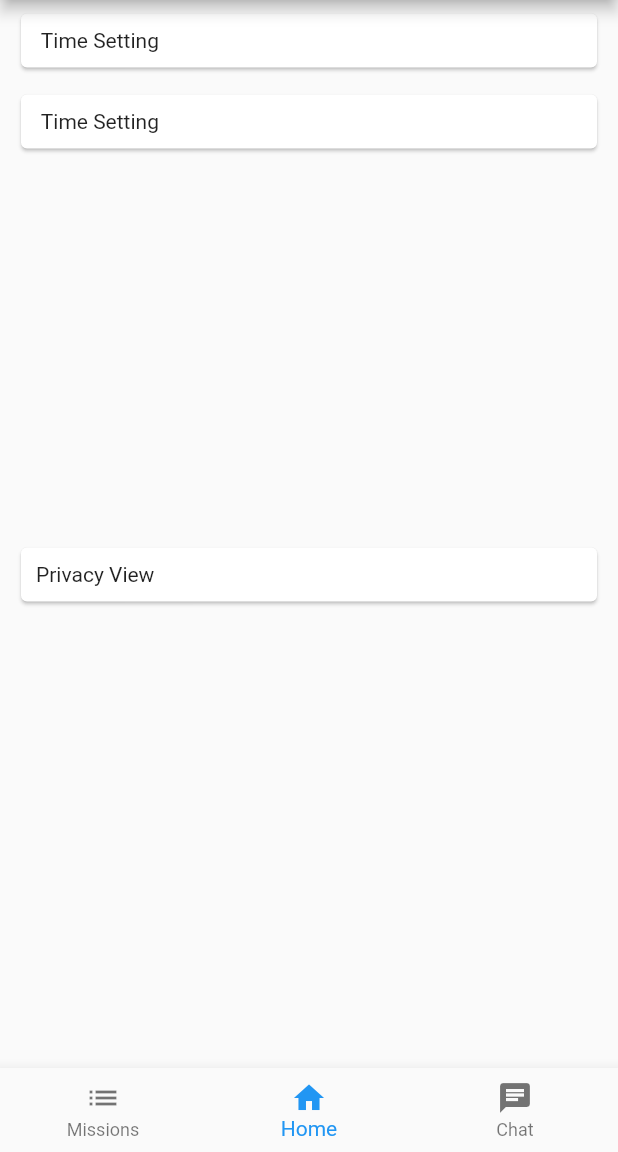
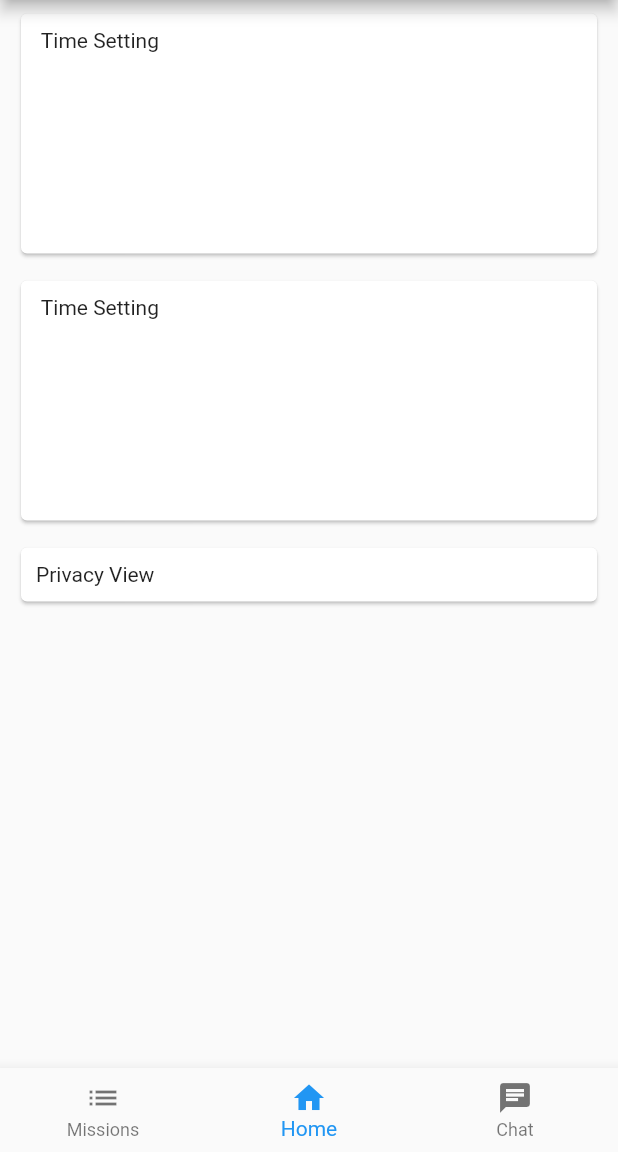
Before and after one commit to GDSC-CAU/Wiro-Flutter-App, a Flutter app: the screen it shows after launch, on a phone screen of 412 x 824 dp, the part 84-1236 px from its top. Run offline on Flutter 3.47's test engine with Material 2 defaults, Android fonts, the phone set to English and light mode, and no system bars.

Commit message:
Update Home.dart : Adjust TimeCard Height

```diff
--- a/lib/pages/Home.dart
+++ b/lib/pages/Home.dart
@@ -26,6 +26,7 @@ class TimeCard extends StatelessWidget {
             child: Padding(
                 padding: EdgeInsets.all(10.0),
                 child: SizedBox(
+                  height: double.infinity,
                   width: double.infinity,
                   child: Text(" Time Setting"),
                 )
@@ -46,9 +47,11 @@ class _TimeState extends State<HomeTimeSetting> {
   @override
   Widget build(BuildContext context) {
     return Column(
+      mainAxisSize: MainAxisSize.max,
+
       children: const [
-        TimeCard(timeType: "Morning"),
-        TimeCard(timeType: "Afternoon"),
+        Flexible(flex: 1, child: TimeCard(timeType: "Morning")),
+        Flexible(flex: 1, child: TimeCard(timeType: "Afternoon")),
       ],
     );
   }
```
